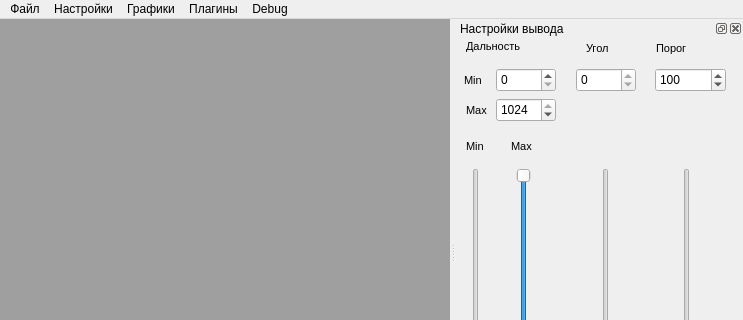
This is app/gwindow.ui in Nixson/rip3p as Qt 5 draws it before an edit; both pictures show x 0 to 743 and y 0 to 320 of the 743 by 506 pixel window. The edited form follows.
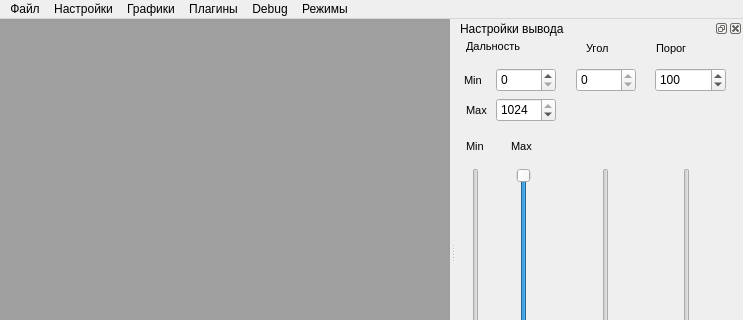
This is the edited form. Icons and pictures are not drawn.

```diff
--- a/app/gwindow.ui
+++ b/app/gwindow.ui
@@ -87,11 +87,18 @@
     </property>
     <addaction name="mmDebug"/>
    </widget>
+   <widget class="QMenu" name="menu_4">
+    <property name="title">
+     <string>Режимы</string>
+    </property>
+    <addaction name="mmControlForm"/>
+   </widget>
    <addaction name="menu"/>
    <addaction name="menu_2"/>
    <addaction name="menu_3"/>
    <addaction name="menuPlugins"/>
    <addaction name="menuDebug"/>
+   <addaction name="menu_4"/>
   </widget>
   <widget class="QStatusBar" name="statusBar"/>
   <widget class="QDockWidget" name="dockVisual">
```
Left out of the diff: 5 changed lines with no effect on the pictures.
